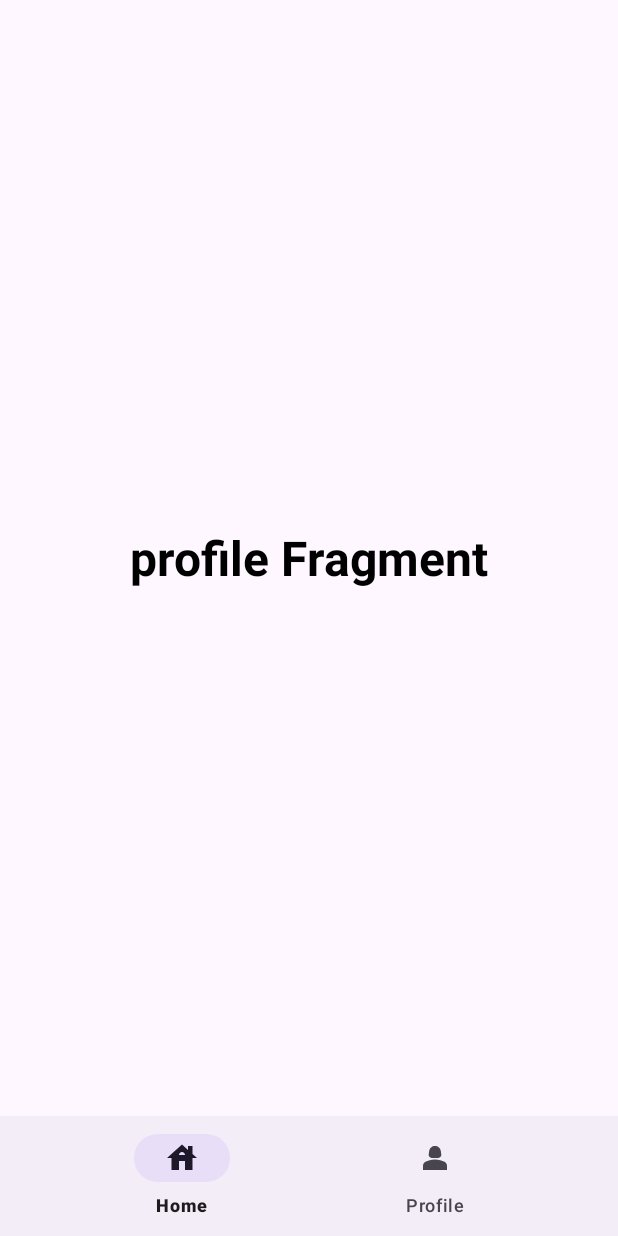
After one commit to samarthsoni3002/Sentiment-Analysis-Feature-in-Social-Media-Applications, an Android app: the fragment Profile placed in its activity, on a phone screen of 412 x 824 dp. The commit adds this screen. Run offline under Robolectric (Android 15) with nearby library versions, the phone set to English and light mode, and no system bars; 3 statements that could not run were skipped.

Commit message:
Added Fragment Layouts

```diff
--- /dev/null
+++ b/Application/app/src/main/java/com/sih/application/Home.kt
@@ -0,0 +1,59 @@
+package com.sih.application
+
+import android.os.Bundle
+import androidx.fragment.app.Fragment
+import android.view.LayoutInflater
+import android.view.View
+import android.view.ViewGroup
+
+// TODO: Rename parameter arguments, choose names that match
+// the fragment initialization parameters, e.g. ARG_ITEM_NUMBER
+private const val ARG_PARAM1 = "param1"
+private const val ARG_PARAM2 = "param2"
+
+/**
+ * A simple [Fragment] subclass.
+ * Use the [Home.newInstance] factory method to
+ * create an instance of this fragment.
+ */
+class Home : Fragment() {
+    // TODO: Rename and change types of parameters
+    private var param1: String? = null
+    private var param2: String? = null
+
+    override fun onCreate(savedInstanceState: Bundle?) {
+        super.onCreate(savedInstanceState)
+        arguments?.let {
+            param1 = it.getString(ARG_PARAM1)
+            param2 = it.getString(ARG_PARAM2)
+        }
+    }
+
+    override fun onCreateView(
+        inflater: LayoutInflater, container: ViewGroup?,
+        savedInstanceState: Bundle?
+    ): View? {
+        // Inflate the layout for this fragment
+        return inflater.inflate(R.layout.fragment_home, container, false)
+    }
+
+    companion object {
+        /**
+         * Use this factory method to create a new instance of
+         * this fragment using the provided parameters.
+         *
+         * @param param1 Parameter 1.
+         * @param param2 Parameter 2.
+         * @return A new instance of fragment Home.
+         */
+        // TODO: Rename and change types and number of parameters
+        @JvmStatic
+        fun newInstance(param1: String, param2: String) =
+            Home().apply {
+                arguments = Bundle().apply {
+                    putString(ARG_PARAM1, param1)
+                    putString(ARG_PARAM2, param2)
+                }
+            }
+    }
+}
--- a/Application/app/src/main/java/com/sih/application/MainActivity.kt
+++ b/Application/app/src/main/java/com/sih/application/MainActivity.kt
@@ -1,7 +1,37 @@
 package com.sih.application
 
 import androidx.appcompat.app.AppCompatActivity
+import android.os.Bundle
+import androidx.fragment.app.Fragment
+import com.sih.application.databinding.ActivityMainBinding
 
 class MainActivity : AppCompatActivity() {
 
+    private lateinit var binding : ActivityMainBinding
+
+    override fun onCreate(savedInstanceState: Bundle?) {
+        super.onCreate(savedInstanceState)
+        setContentView(R.layout.activity_main)
+
+        binding = ActivityMainBinding.inflate(layoutInflater)
+        setContentView(binding.root)
+        replaceFragment(Home())
+        binding.bottomNavigationView.setOnItemSelectedListener{
+            when(it.itemId){
+                R.id.home -> replaceFragment(Home())
+                R.id.profile -> replaceFragment(Profile())
+                else ->{
+
+                }
+            }
+            true
+        }
+    }
+
+    private fun replaceFragment (fragment: Fragment){
+        val fragmentManager = supportFragmentManager
+        val fragmentTransaction = fragmentManager.beginTransaction()
+        fragmentTransaction.replace(R.id.frameLayout,fragment)
+        fragmentTransaction.commit()
+    }
 }
--- /dev/null
+++ b/Application/app/src/main/java/com/sih/application/Profile.kt
@@ -0,0 +1,59 @@
+package com.sih.application
+
+import android.os.Bundle
+import androidx.fragment.app.Fragment
+import android.view.LayoutInflater
+import android.view.View
+import android.view.ViewGroup
+
+// TODO: Rename parameter arguments, choose names that match
+// the fragment initialization parameters, e.g. ARG_ITEM_NUMBER
+private const val ARG_PARAM1 = "param1"
+private const val ARG_PARAM2 = "param2"
+
+/**
+ * A simple [Fragment] subclass.
+ * Use the [Profile.newInstance] factory method to
+ * create an instance of this fragment.
+ */
+class Profile : Fragment() {
+    // TODO: Rename and change types of parameters
+    private var param1: String? = null
+    private var param2: String? = null
+
+    override fun onCreate(savedInstanceState: Bundle?) {
+        super.onCreate(savedInstanceState)
+        arguments?.let {
+            param1 = it.getString(ARG_PARAM1)
+            param2 = it.getString(ARG_PARAM2)
+        }
+    }
+
+    override fun onCreateView(
+        inflater: LayoutInflater, container: ViewGroup?,
+        savedInstanceState: Bundle?
+    ): View? {
+        // Inflate the layout for this fragment
+        return inflater.inflate(R.layout.fragment_profile, container, false)
+    }
+
+    companion object {
+        /**
+         * Use this factory method to create a new instance of
+         * this fragment using the provided parameters.
+         *
+         * @param param1 Parameter 1.
+         * @param param2 Parameter 2.
+         * @return A new instance of fragment Profile.
+         */
+        // TODO: Rename and change types and number of parameters
+        @JvmStatic
+        fun newInstance(param1: String, param2: String) =
+            Profile().apply {
+                arguments = Bundle().apply {
+                    putString(ARG_PARAM1, param1)
+                    putString(ARG_PARAM2, param2)
+                }
+            }
+    }
+}
--- /dev/null
+++ b/Application/app/src/main/res/layout/fragment_profile.xml
@@ -0,0 +1,18 @@
+<?xml version="1.0" encoding="utf-8"?>
+<FrameLayout xmlns:android="http://schemas.android.com/apk/res/android"
+    xmlns:tools="http://schemas.android.com/tools"
+    android:layout_width="match_parent"
+    android:layout_height="match_parent"
+    tools:context=".Profile">
+
+    <!-- TODO: Update blank fragment layout -->
+    <TextView
+        android:layout_width="wrap_content"
+        android:layout_height="wrap_content"
+        android:text="profile Fragment"
+        android:textSize="32sp"
+        android:textStyle="bold"
+        android:textColor="@color/black"
+        android:layout_gravity="center"/>
+
+</FrameLayout>
--- a/Application/app/src/main/res/values/strings.xml
+++ b/Application/app/src/main/res/values/strings.xml
@@ -1,3 +1,5 @@
 <resources>
     <string name="app_name">Application</string>
+    <!-- TODO: Remove or change this placeholder text -->
+    <string name="hello_blank_fragment">Hello blank fragment</string>
 </resources>
```
Also changed, not shown: Application/app/src/main/res/layout/fragment_home.xml (added, +31 -0 lines).
